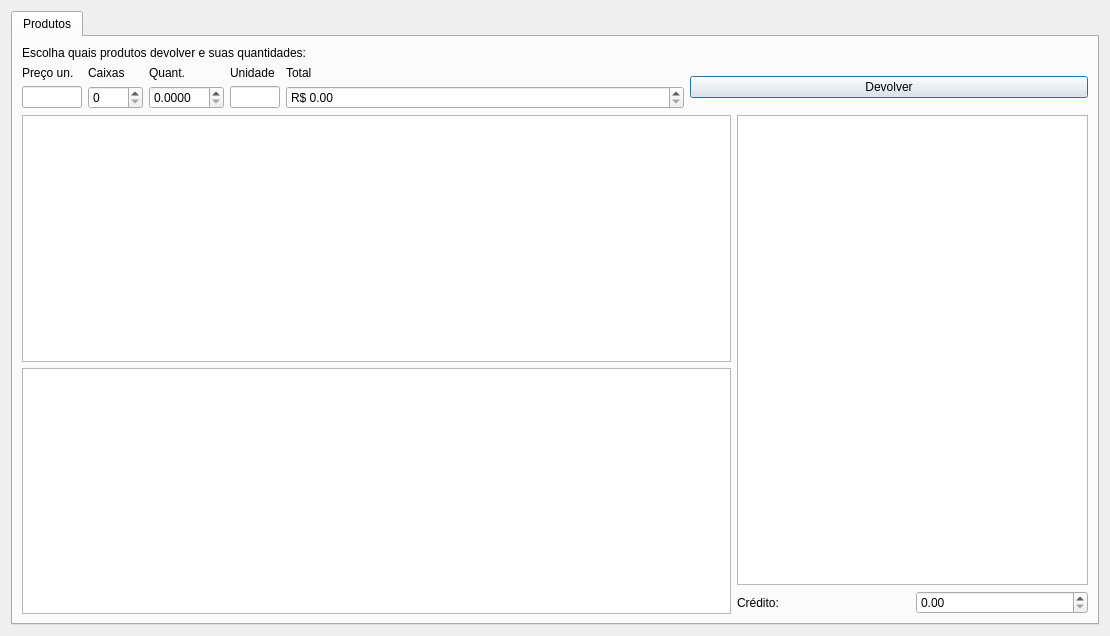
Above: ui/devolucao.ui from lellisls/ERP-STACCATO before the change. Below: the same form after it.
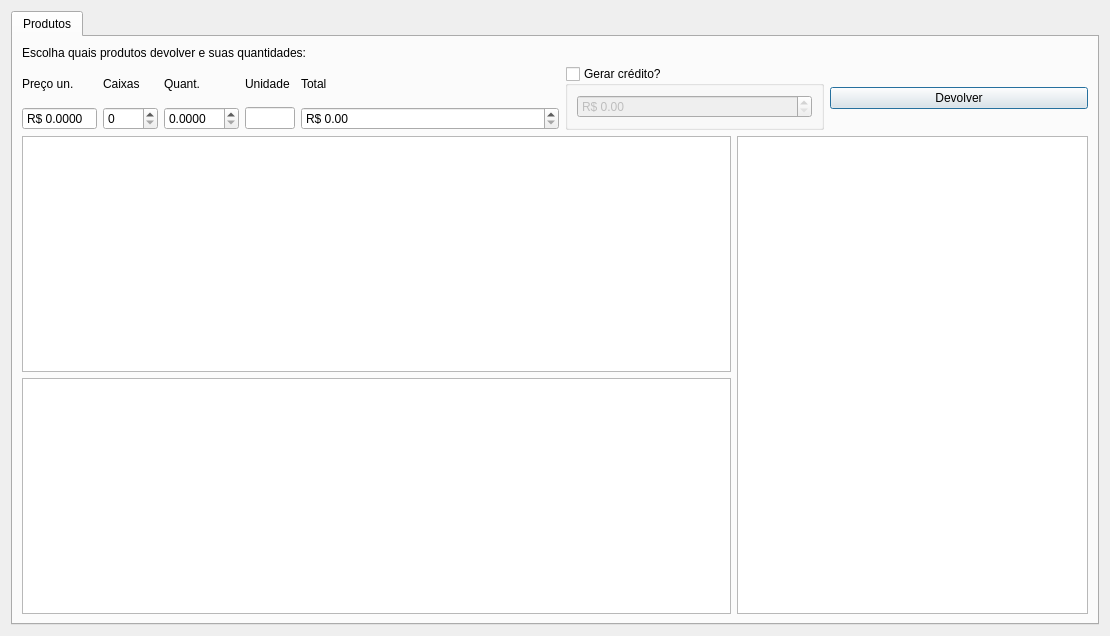
That is the form after the change. Custom widgets are drawn as their Qt base class.

Patch:
```diff
--- a/ui/devolucao.ui
+++ b/ui/devolucao.ui
@@ -31,50 +31,53 @@
          </property>
         </widget>
        </item>
-       <item row="2" column="2" rowspan="2">
-        <layout class="QGridLayout" name="gridLayout_3">
-         <item row="1" column="0">
-          <widget class="QLabel" name="label_2">
-           <property name="text">
-            <string>Crédito:</string>
-           </property>
-          </widget>
-         </item>
-         <item row="1" column="1">
-          <widget class="QDoubleSpinBox" name="doubleSpinBoxCredito">
-           <property name="maximum">
-            <double>999999.989999999990687</double>
-           </property>
-          </widget>
-         </item>
-         <item row="0" column="0" colspan="2">
-          <widget class="TableView" name="tablePagamentos"/>
-         </item>
-        </layout>
-       </item>
-       <item row="2" column="0" colspan="2">
-        <widget class="TableView" name="tableProdutos">
-         <property name="selectionMode">
-          <enum>QAbstractItemView::SingleSelection</enum>
-         </property>
-         <property name="selectionBehavior">
-          <enum>QAbstractItemView::SelectRows</enum>
-         </property>
-        </widget>
-       </item>
-       <item row="3" column="0" colspan="2">
-        <widget class="TableView" name="tableDevolvidos">
-         <property name="selectionMode">
-          <enum>QAbstractItemView::SingleSelection</enum>
-         </property>
-         <property name="selectionBehavior">
-          <enum>QAbstractItemView::SelectRows</enum>
-         </property>
-        </widget>
-       </item>
        <item row="1" column="0" colspan="3">
         <layout class="QGridLayout" name="gridLayout_5">
-         <item row="1" column="1">
+         <item row="1" column="3">
+          <widget class="QDoubleSpinBox" name="doubleSpinBoxQuant">
+           <property name="maximumSize">
+            <size>
+             <width>75</width>
+             <height>16777215</height>
+            </size>
+           </property>
+           <property name="toolTip">
+            <string>&lt;html&gt;&lt;head/&gt;&lt;body&gt;&lt;p&gt;Quantidade por unidade&lt;/p&gt;&lt;/body&gt;&lt;/html&gt;</string>
+           </property>
+           <property name="correctionMode">
+            <enum>QAbstractSpinBox::CorrectToNearestValue</enum>
+           </property>
+           <property name="decimals">
+            <number>4</number>
+           </property>
+           <property name="maximum">
+            <double>9999999.000000000000000</double>
+           </property>
+          </widget>
+         </item>
+         <item row="1" column="5">
+          <widget class="QDoubleSpinBox" name="doubleSpinBoxTotalItem">
+           <property name="toolTip">
+            <string>&lt;html&gt;&lt;head/&gt;&lt;body&gt;&lt;p&gt;Valor total do orçamento, com desconto final.&lt;/p&gt;&lt;/body&gt;&lt;/html&gt;</string>
+           </property>
+           <property name="wrapping">
+            <bool>false</bool>
+           </property>
+           <property name="correctionMode">
+            <enum>QAbstractSpinBox::CorrectToNearestValue</enum>
+           </property>
+           <property name="showGroupSeparator" stdset="0">
+            <bool>true</bool>
+           </property>
+           <property name="prefix">
+            <string>R$ </string>
+           </property>
+           <property name="maximum">
+            <double>9999999.000000000000000</double>
+           </property>
+          </widget>
+         </item>
+         <item row="1" column="2">
           <widget class="QSpinBox" name="spinBoxCaixas">
            <property name="maximumSize">
             <size>
@@ -93,7 +96,7 @@
            </property>
           </widget>
          </item>
-         <item row="1" column="3">
+         <item row="1" column="4">
           <widget class="QLineEdit" name="lineEditUn">
            <property name="sizePolicy">
             <sizepolicy hsizetype="Fixed" vsizetype="Fixed">
@@ -124,66 +127,6 @@
            </property>
           </widget>
          </item>
-         <item row="1" column="2">
-          <widget class="QDoubleSpinBox" name="doubleSpinBoxQuant">
-           <property name="maximumSize">
-            <size>
-             <width>75</width>
-             <height>16777215</height>
-            </size>
-           </property>
-           <property name="toolTip">
-            <string>&lt;html&gt;&lt;head/&gt;&lt;body&gt;&lt;p&gt;Quantidade por unidade&lt;/p&gt;&lt;/body&gt;&lt;/html&gt;</string>
-           </property>
-           <property name="correctionMode">
-            <enum>QAbstractSpinBox::CorrectToNearestValue</enum>
-           </property>
-           <property name="decimals">
-            <number>4</number>
-           </property>
-           <property name="maximum">
-            <double>9999999.000000000000000</double>
-           </property>
-          </widget>
-         </item>
-         <item row="1" column="4">
-          <widget class="QDoubleSpinBox" name="doubleSpinBoxTotalItem">
-           <property name="toolTip">
-            <string>&lt;html&gt;&lt;head/&gt;&lt;body&gt;&lt;p&gt;Valor total do orçamento, com desconto final.&lt;/p&gt;&lt;/body&gt;&lt;/html&gt;</string>
-           </property>
-           <property name="wrapping">
-            <bool>false</bool>
-           </property>
-           <property name="correctionMode">
-            <enum>QAbstractSpinBox::CorrectToNearestValue</enum>
-           </property>
-           <property name="showGroupSeparator" stdset="0">
-            <bool>true</bool>
-           </property>
-           <property name="prefix">
-            <string>R$ </string>
-           </property>
-           <property name="maximum">
-            <double>9999999.000000000000000</double>
-           </property>
-          </widget>
-         </item>
-         <item row="1" column="0">
-          <widget class="LineEditDecimal" name="lineEditPrecoUn">
-           <property name="maximumSize">
-            <size>
-             <width>60</width>
-             <height>16777215</height>
-            </size>
-           </property>
-           <property name="toolTip">
-            <string>&lt;html&gt;&lt;head/&gt;&lt;body&gt;&lt;p&gt;Preço unitário&lt;/p&gt;&lt;/body&gt;&lt;/html&gt;</string>
-           </property>
-           <property name="readOnly">
-            <bool>true</bool>
-           </property>
-          </widget>
-         </item>
          <item row="0" column="0">
           <widget class="QLabel" name="labelPrecoUn">
            <property name="text">
@@ -192,42 +135,129 @@
           </widget>
          </item>
          <item row="0" column="2">
-          <widget class="QLabel" name="labelQuant">
-           <property name="text">
-            <string>Quant.</string>
-           </property>
-          </widget>
-         </item>
-         <item row="0" column="4">
-          <widget class="QLabel" name="labelTotalItem">
-           <property name="text">
-            <string>Total</string>
-           </property>
-          </widget>
-         </item>
-         <item row="0" column="1">
           <widget class="QLabel" name="labelCaixas">
            <property name="text">
             <string>Caixas</string>
            </property>
           </widget>
          </item>
-         <item row="0" column="3">
+         <item row="0" column="4">
           <widget class="QLabel" name="labelUn">
            <property name="text">
             <string>Unidade</string>
            </property>
           </widget>
          </item>
-         <item row="0" column="5" rowspan="2">
+         <item row="0" column="5">
+          <widget class="QLabel" name="labelTotalItem">
+           <property name="text">
+            <string>Total</string>
+           </property>
+          </widget>
+         </item>
+         <item row="0" column="7" rowspan="2">
           <widget class="QPushButton" name="pushButtonDevolverItem">
            <property name="text">
             <string>Devolver</string>
            </property>
           </widget>
          </item>
+         <item row="0" column="3">
+          <widget class="QLabel" name="labelQuant">
+           <property name="text">
+            <string>Quant.</string>
+           </property>
+          </widget>
+         </item>
+         <item row="0" column="6" rowspan="2">
+          <widget class="QGroupBox" name="groupBoxCredito">
+           <property name="title">
+            <string>Gerar crédito?</string>
+           </property>
+           <property name="checkable">
+            <bool>true</bool>
+           </property>
+           <property name="checked">
+            <bool>false</bool>
+           </property>
+           <layout class="QGridLayout" name="gridLayout_4">
+            <item row="0" column="0">
+             <widget class="QDoubleSpinBox" name="doubleSpinBoxCredito">
+              <property name="prefix">
+               <string>R$ </string>
+              </property>
+              <property name="maximum">
+               <double>999999.989999999990687</double>
+              </property>
+             </widget>
+            </item>
+           </layout>
+          </widget>
+         </item>
+         <item row="1" column="0">
+          <widget class="QDoubleSpinBox" name="doubleSpinBoxPrecoUn">
+           <property name="maximumSize">
+            <size>
+             <width>75</width>
+             <height>16777215</height>
+            </size>
+           </property>
+           <property name="toolTip">
+            <string>&lt;html&gt;&lt;head/&gt;&lt;body&gt;&lt;p&gt;Quantidade por unidade&lt;/p&gt;&lt;/body&gt;&lt;/html&gt;</string>
+           </property>
+           <property name="readOnly">
+            <bool>true</bool>
+           </property>
+           <property name="buttonSymbols">
+            <enum>QAbstractSpinBox::NoButtons</enum>
+           </property>
+           <property name="correctionMode">
+            <enum>QAbstractSpinBox::CorrectToNearestValue</enum>
+           </property>
+           <property name="prefix">
+            <string>R$ </string>
+           </property>
+           <property name="decimals">
+            <number>4</number>
+           </property>
+           <property name="maximum">
+            <double>9999999.000000000000000</double>
+           </property>
+          </widget>
+         </item>
         </layout>
        </item>
+       <item row="2" column="0" colspan="2">
+        <widget class="TableView" name="tableProdutos">
+         <property name="selectionMode">
+          <enum>QAbstractItemView::SingleSelection</enum>
+         </property>
+         <property name="selectionBehavior">
+          <enum>QAbstractItemView::SelectRows</enum>
+         </property>
+        </widget>
+       </item>
+       <item row="2" column="2" rowspan="2">
+        <layout class="QGridLayout" name="gridLayout_3">
+         <item row="0" column="0" colspan="2">
+          <widget class="TableView" name="tablePagamentos">
+           <property name="editTriggers">
+            <set>QAbstractItemView::NoEditTriggers</set>
+           </property>
+          </widget>
+         </item>
+        </layout>
+       </item>
+       <item row="3" column="0" colspan="2">
+        <widget class="TableView" name="tableDevolvidos">
+         <property name="selectionMode">
+          <enum>QAbstractItemView::SingleSelection</enum>
+         </property>
+         <property name="selectionBehavior">
+          <enum>QAbstractItemView::SelectRows</enum>
+         </property>
+        </widget>
+       </item>
       </layout>
      </widget>
     </widget>
@@ -240,11 +270,6 @@
    <extends>QTableView</extends>
    <header>src/tableview.h</header>
   </customwidget>
-  <customwidget>
-   <class>LineEditDecimal</class>
-   <extends>QLineEdit</extends>
-   <header>src/lineeditdecimal.h</header>
-  </customwidget>
  </customwidgets>
  <resources/>
  <connections/>
```
